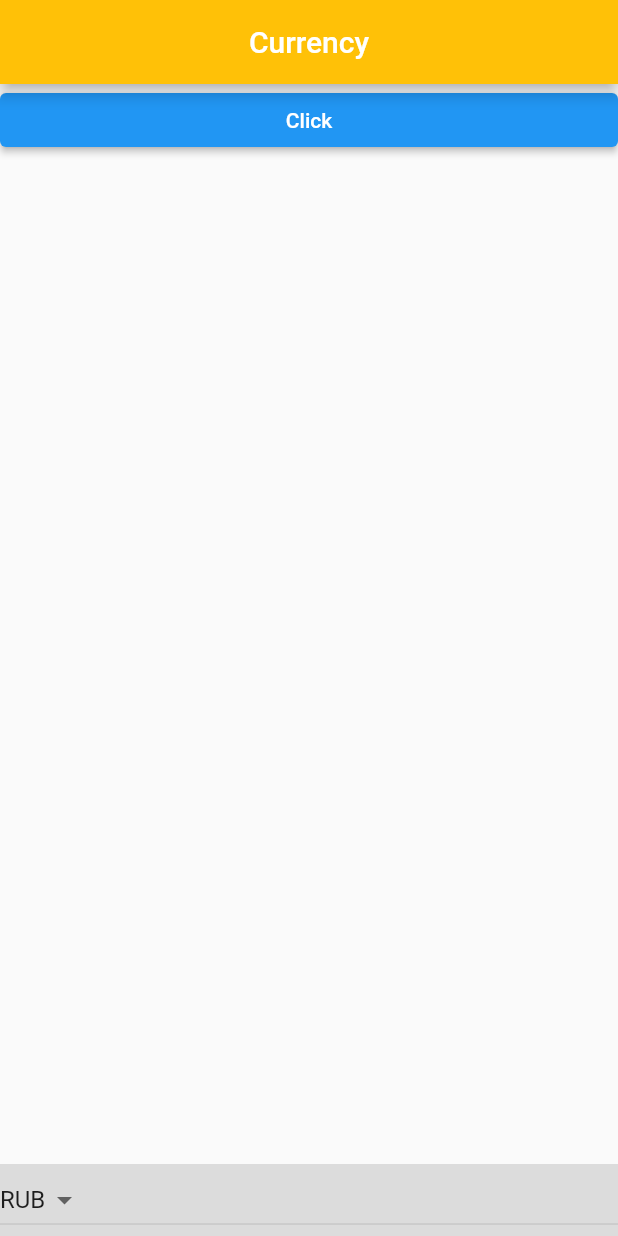
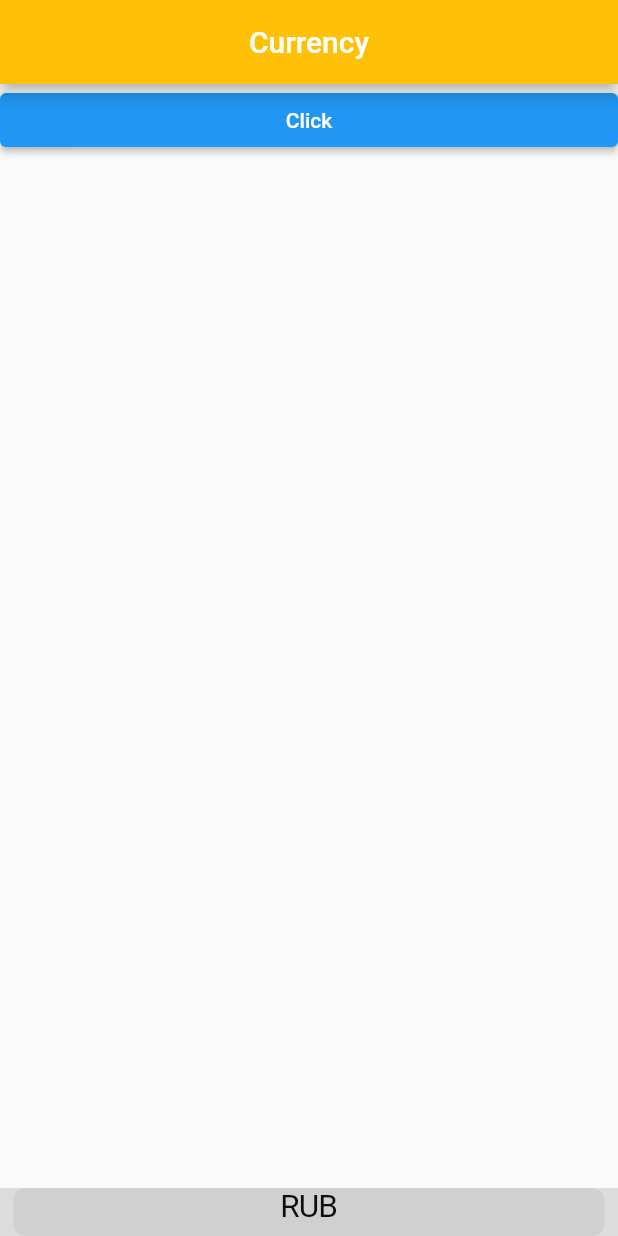
Before and after one commit to AliAltiyev/crypto_ticker, a Flutter app: the screen it shows after launch, on a phone screen of 412 x 824 dp. Run offline on Flutter 3.47's test engine with Material 2 defaults, Android fonts, the phone set to English and light mode, and no system bars.

Commit message:
add CupertinoPicker and Dropdownmenu

```diff
--- a/lib/data.dart
+++ b/lib/data.dart
@@ -35,4 +35,8 @@ abstract class Data {
     }
     return items;
   }
+
+  static List<Text> getCupertinoPickerItems() {
+    return _currencies.map((element) => Text(element)).toList();
+  }
 }
--- a/lib/home.dart
+++ b/lib/home.dart
@@ -1,4 +1,5 @@
 import 'package:crypto_ticker/data.dart';
+import 'package:flutter/cupertino.dart';
 import 'package:flutter/material.dart';
 
 class HomeScreen extends StatefulWidget {
@@ -10,6 +11,7 @@ class HomeScreen extends StatefulWidget {
 
 class _HomeScreenState extends State<HomeScreen> {
   String dropDownSelectedCurrency = 'RUB';
+  int cupertinoItemIndex = 0;
 
   @override
   Widget build(BuildContext context) {
@@ -35,14 +37,13 @@ class _HomeScreenState extends State<HomeScreen> {
             Container(
               color: Colors.black12,
               width: double.infinity,
-              child: DropdownButton(
-                  value: dropDownSelectedCurrency,
-                  items: Data.getDropDownItemsWithForLoop(),
-                  onChanged: (String? newValue) {
-                    setState(() {
-                      dropDownSelectedCurrency = newValue!;
-                    });
-                  }),
+              child: CupertinoPicker(
+                itemExtent: 32.0,
+                onSelectedItemChanged: (item) {
+                  cupertinoItemIndex = item;
+                },
+                children: Data.getCupertinoPickerItems(),
+              ),
             )
           ],
         ),
```
